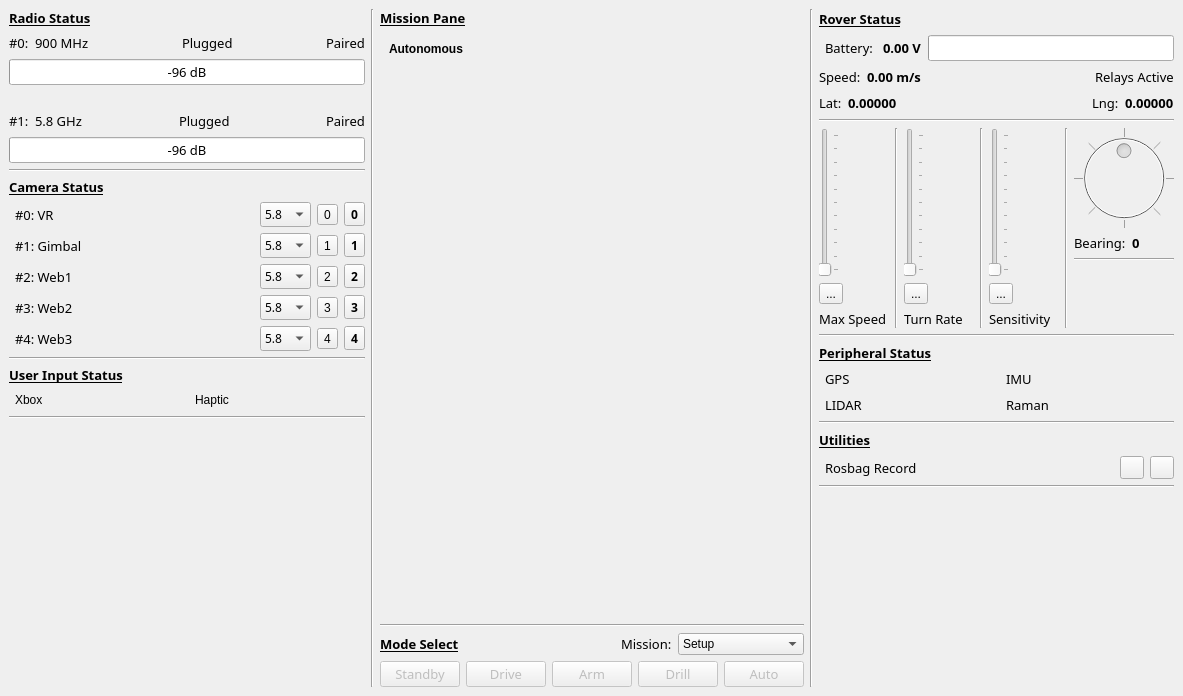
The window that src/gui/main.ui (NovaRoverTeam/base_station) describes before a commit, drawn with Qt 5.
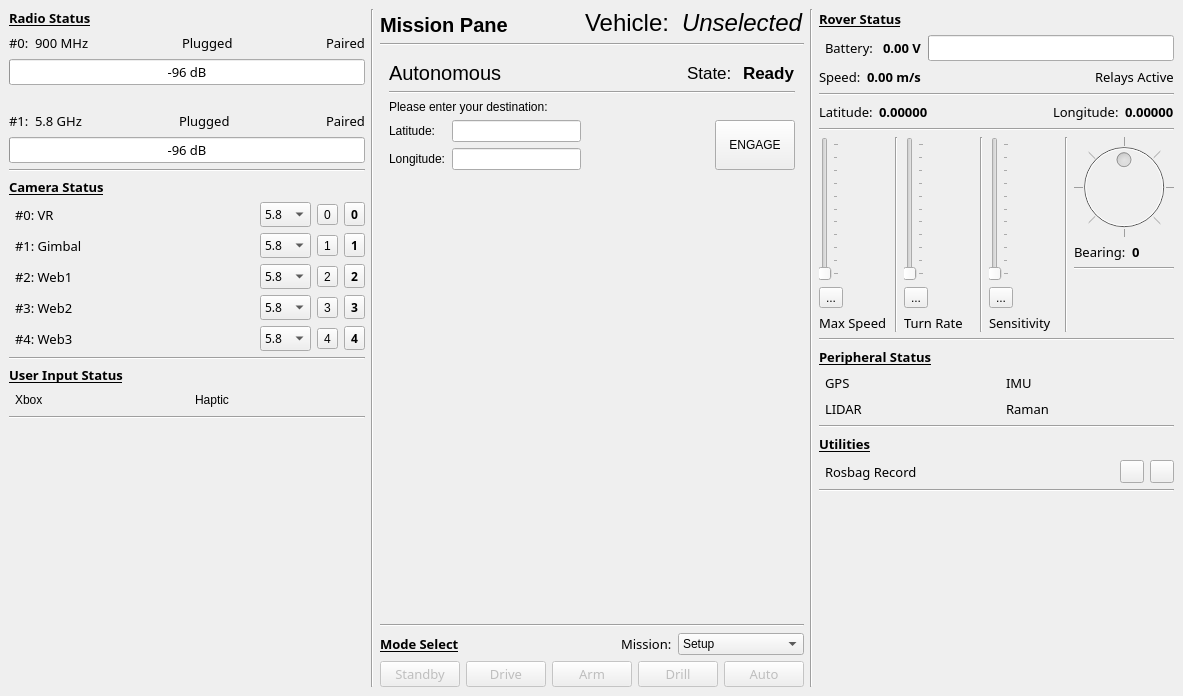
The same window after the commit. The open tabs and pages were chosen to show the change. Icons and pictures are not drawn. Custom widgets are drawn as their Qt base class.

Commit message: Added script to automatically rebuild gui from source files when running. Changed namespacing of some topics/services. Added GUI updating of autonomous information. Added autonomous panel to mission stack.

What changed in the file:
```diff
--- a/src/gui/main.ui
+++ b/src/gui/main.ui
@@ -1197,25 +1197,77 @@
       <item>
        <layout class="QVBoxLayout" name="middle_pane">
         <item>
-         <widget class="QLabel" name="label_28">
-          <property name="font">
-           <font>
-            <family>Leelawadee</family>
-            <pointsize>10</pointsize>
-            <weight>75</weight>
-            <italic>false</italic>
-            <bold>true</bold>
-            <underline>true</underline>
-           </font>
-          </property>
-          <property name="styleSheet">
-           <string notr="true"/>
-          </property>
-          <property name="text">
-           <string>Mission Pane</string>
-          </property>
-          <property name="textFormat">
-           <enum>Qt::AutoText</enum>
+         <layout class="QHBoxLayout" name="horizontalLayout_8">
+          <item>
+           <widget class="QLabel" name="label_28">
+            <property name="font">
+             <font>
+              <family>Ubuntu</family>
+              <pointsize>15</pointsize>
+              <weight>75</weight>
+              <italic>false</italic>
+              <bold>true</bold>
+              <underline>false</underline>
+             </font>
+            </property>
+            <property name="styleSheet">
+             <string notr="true"/>
+            </property>
+            <property name="text">
+             <string>Mission Pane</string>
+            </property>
+            <property name="textFormat">
+             <enum>Qt::AutoText</enum>
+            </property>
+            <property name="alignment">
+             <set>Qt::AlignBottom|Qt::AlignLeading|Qt::AlignLeft</set>
+            </property>
+           </widget>
+          </item>
+          <item>
+           <spacer name="horizontalSpacer_23">
+            <property name="orientation">
+             <enum>Qt::Horizontal</enum>
+            </property>
+            <property name="sizeHint" stdset="0">
+             <size>
+              <width>40</width>
+              <height>20</height>
+             </size>
+            </property>
+           </spacer>
+          </item>
+          <item>
+           <widget class="QLabel" name="label_21">
+            <property name="font">
+             <font>
+              <pointsize>18</pointsize>
+             </font>
+            </property>
+            <property name="text">
+             <string>Vehicle: </string>
+            </property>
+           </widget>
+          </item>
+          <item>
+           <widget class="QLabel" name="label_vehicle">
+            <property name="font">
+             <font>
+              <pointsize>18</pointsize>
+              <italic>true</italic>
+             </font>
+            </property>
+            <property name="text">
+             <string>Unselected</string>
+            </property>
+           </widget>
+          </item>
+         </layout>
+        </item>
+        <item>
+         <widget class="Line" name="line_15">
+          <property name="orientation">
+           <enum>Qt::Horizontal</enum>
           </property>
          </widget>
         </item>
@@ -1339,18 +1391,150 @@
           <widget class="QWidget" name="page_auto">
            <layout class="QVBoxLayout" name="verticalLayout">
             <item>
-             <widget class="QLabel" name="label_129">
+             <layout class="QHBoxLayout" name="horizontalLayout_21">
+              <item>
+               <widget class="QLabel" name="label_129">
+                <property name="font">
+                 <font>
+                  <pointsize>15</pointsize>
+                  <weight>50</weight>
+                  <bold>false</bold>
+                 </font>
+                </property>
+                <property name="text">
+                 <string>Autonomous</string>
+                </property>
+                <property name="alignment">
+                 <set>Qt::AlignLeading|Qt::AlignLeft|Qt::AlignVCenter</set>
+                </property>
+               </widget>
+              </item>
+              <item>
+               <spacer name="horizontalSpacer_26">
+                <property name="orientation">
+                 <enum>Qt::Horizontal</enum>
+                </property>
+                <property name="sizeHint" stdset="0">
+                 <size>
+                  <width>40</width>
+                  <height>20</height>
+                 </size>
+                </property>
+               </spacer>
+              </item>
+              <item>
+               <widget class="QLabel" name="label_39">
+                <property name="font">
+                 <font>
+                  <pointsize>13</pointsize>
+                 </font>
+                </property>
+                <property name="text">
+                 <string>State: </string>
+                </property>
+               </widget>
+              </item>
+              <item>
+               <widget class="QLabel" name="label_auto_state">
+                <property name="font">
+                 <font>
+                  <pointsize>13</pointsize>
+                  <weight>75</weight>
+                  <bold>true</bold>
+                 </font>
+                </property>
+                <property name="text">
+                 <string>Ready</string>
+                </property>
+               </widget>
+              </item>
+             </layout>
+            </item>
+            <item>
+             <widget class="Line" name="line_20">
+              <property name="orientation">
+               <enum>Qt::Horizontal</enum>
+              </property>
+             </widget>
+            </item>
+            <item>
+             <widget class="QLabel" name="label_35">
               <property name="font">
                <font>
-                <weight>75</weight>
-                <bold>true</bold>
+                <italic>false</italic>
                </font>
               </property>
               <property name="text">
-               <string>Autonomous</string>
+               <string>Please enter your destination:</string>
               </property>
              </widget>
             </item>
+            <item>
+             <layout class="QHBoxLayout" name="horizontalLayout_24">
+              <item>
+               <layout class="QVBoxLayout" name="verticalLayout_3">
+                <item>
+                 <widget class="QLabel" name="label_22">
+                  <property name="text">
+                   <string>Latitude:</string>
+                  </property>
+                 </widget>
+                </item>
+                <item>
+                 <widget class="QLabel" name="label_23">
+                  <property name="text">
+                   <string>Longitude:</string>
+                  </property>
+                 </widget>
+                </item>
+               </layout>
+              </item>
+              <item>
+               <layout class="QVBoxLayout" name="verticalLayout_4">
+                <item>
+                 <widget class="QLineEdit" name="edit_lat">
+                  <property name="maxLength">
+                   <number>20</number>
+                  </property>
+                 </widget>
+                </item>
+                <item>
+                 <widget class="QLineEdit" name="edit_lng">
+                  <property name="maxLength">
+                   <number>20</number>
+                  </property>
+                 </widget>
+                </item>
+               </layout>
+              </item>
+              <item>
+               <spacer name="horizontalSpacer_25">
+                <property name="orientation">
+                 <enum>Qt::Horizontal</enum>
+                </property>
+                <property name="sizeHint" stdset="0">
+                 <size>
+                  <width>40</width>
+                  <height>20</height>
+                 </size>
+                </property>
+               </spacer>
+              </item>
+              <item>
+               <widget class="QPushButton" name="pushButton">
+                <property name="minimumSize">
+                 <size>
+                  <width>0</width>
+                  <height>50</height>
+                 </size>
+                </property>
+                <property name="text">
+                 <string>ENGAGE</string>
+                </property>
+               </widget>
+              </item>
+             </layout>
+            </item>
             <item>
              <spacer name="verticalSpacer_48">
               <property name="orientation">
@@ -1823,6 +2007,13 @@
           </item>
          </layout>
         </item>
+        <item>
+         <widget class="Line" name="line_18">
+          <property name="orientation">
+           <enum>Qt::Horizontal</enum>
+          </property>
+         </widget>
+        </item>
         <item>
          <layout class="QHBoxLayout" name="horizontalLayout_12">
           <item>
@@ -1834,7 +2025,7 @@
              </font>
             </property>
             <property name="text">
-             <string>Lat:</string>
+             <string>Latitude:</string>
             </property>
            </widget>
           </item>
@@ -1858,6 +2049,9 @@
             <property name="orientation">
              <enum>Qt::Horizontal</enum>
             </property>
+            <property name="sizeType">
+             <enum>QSizePolicy::MinimumExpanding</enum>
+            </property>
             <property name="sizeHint" stdset="0">
              <size>
               <width>40</width>
@@ -1875,7 +2069,7 @@
              </font>
             </property>
             <property name="text">
-             <string>Lng:</string>
+             <string>Longitude:</string>
             </property>
            </widget>
           </item>
@@ -2234,6 +2428,9 @@
             <property name="orientation">
              <enum>Qt::Horizontal</enum>
             </property>
+            <property name="sizeType">
+             <enum>QSizePolicy::MinimumExpanding</enum>
+            </property>
             <property name="sizeHint" stdset="0">
              <size>
               <width>40</width>
@@ -2287,6 +2484,9 @@
                 <property name="orientation">
                  <enum>Qt::Horizontal</enum>
                 </property>
+                <property name="sizeType">
+                 <enum>QSizePolicy::MinimumExpanding</enum>
+                </property>
                 <property name="sizeHint" stdset="0">
                  <size>
                   <width>40</width>
@@ -2336,6 +2536,9 @@
                 <property name="orientation">
                  <enum>Qt::Horizontal</enum>
                 </property>
+                <property name="sizeType">
+                 <enum>QSizePolicy::MinimumExpanding</enum>
+                </property>
                 <property name="sizeHint" stdset="0">
                  <size>
                   <width>40</width>
@@ -2389,6 +2592,9 @@
                 <property name="orientation">
                  <enum>Qt::Horizontal</enum>
                 </property>
+                <property name="sizeType">
+                 <enum>QSizePolicy::MinimumExpanding</enum>
+                </property>
                 <property name="sizeHint" stdset="0">
                  <size>
                   <width>40</width>
@@ -2438,6 +2644,9 @@
                 <property name="orientation">
                  <enum>Qt::Horizontal</enum>
                 </property>
+                <property name="sizeType">
+                 <enum>QSizePolicy::MinimumExpanding</enum>
+                </property>
                 <property name="sizeHint" stdset="0">
                  <size>
                   <width>40</width>
@@ -2482,6 +2691,9 @@
             <property name="orientation">
              <enum>Qt::Horizontal</enum>
             </property>
+            <property name="sizeType">
+             <enum>QSizePolicy::MinimumExpanding</enum>
+            </property>
             <property name="sizeHint" stdset="0">
              <size>
               <width>40</width>
@@ -2539,6 +2751,9 @@
             <property name="orientation">
              <enum>Qt::Horizontal</enum>
             </property>
+            <property name="sizeType">
+             <enum>QSizePolicy::MinimumExpanding</enum>
+            </property>
             <property name="sizeHint" stdset="0">
              <size>
               <width>40</width>
```
Left out of the diff: 72 changed lines with no effect on the pictures. The commit also changes 5 other files.
